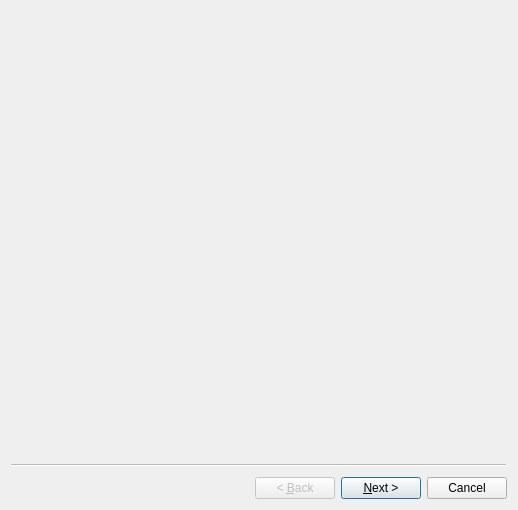
This is autofindwizard.ui in cotara/STMviewer as Qt 5 draws it before an edit. The edited form follows.
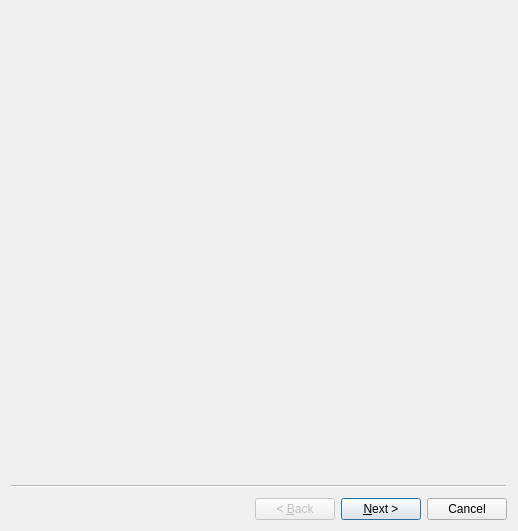
This is the edited form.

What changed in the file:
```diff
--- a/autofindwizard.ui
+++ b/autofindwizard.ui
@@ -7,7 +7,7 @@
     <x>0</x>
     <y>0</y>
     <width>518</width>
-    <height>510</height>
+    <height>531</height>
    </rect>
   </property>
   <property name="windowTitle">
```
Left out of the diff: 155 changed lines with no effect on the pictures.
